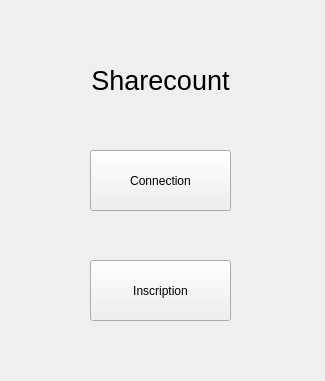
The window that launch.ui (Obsywon/ShareCount) describes before a commit, drawn with Qt 5.
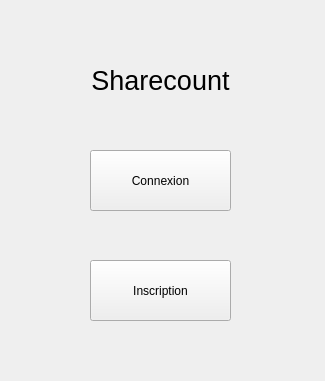
The same window after the commit.

Diff of the .ui file:
```diff
--- a/launch.ui
+++ b/launch.ui
@@ -36,7 +36,7 @@
     </rect>
    </property>
    <property name="text">
-    <string>Connection</string>
+    <string>Connexion</string>
    </property>
   </widget>
   <widget class="QLabel" name="titre">
```
